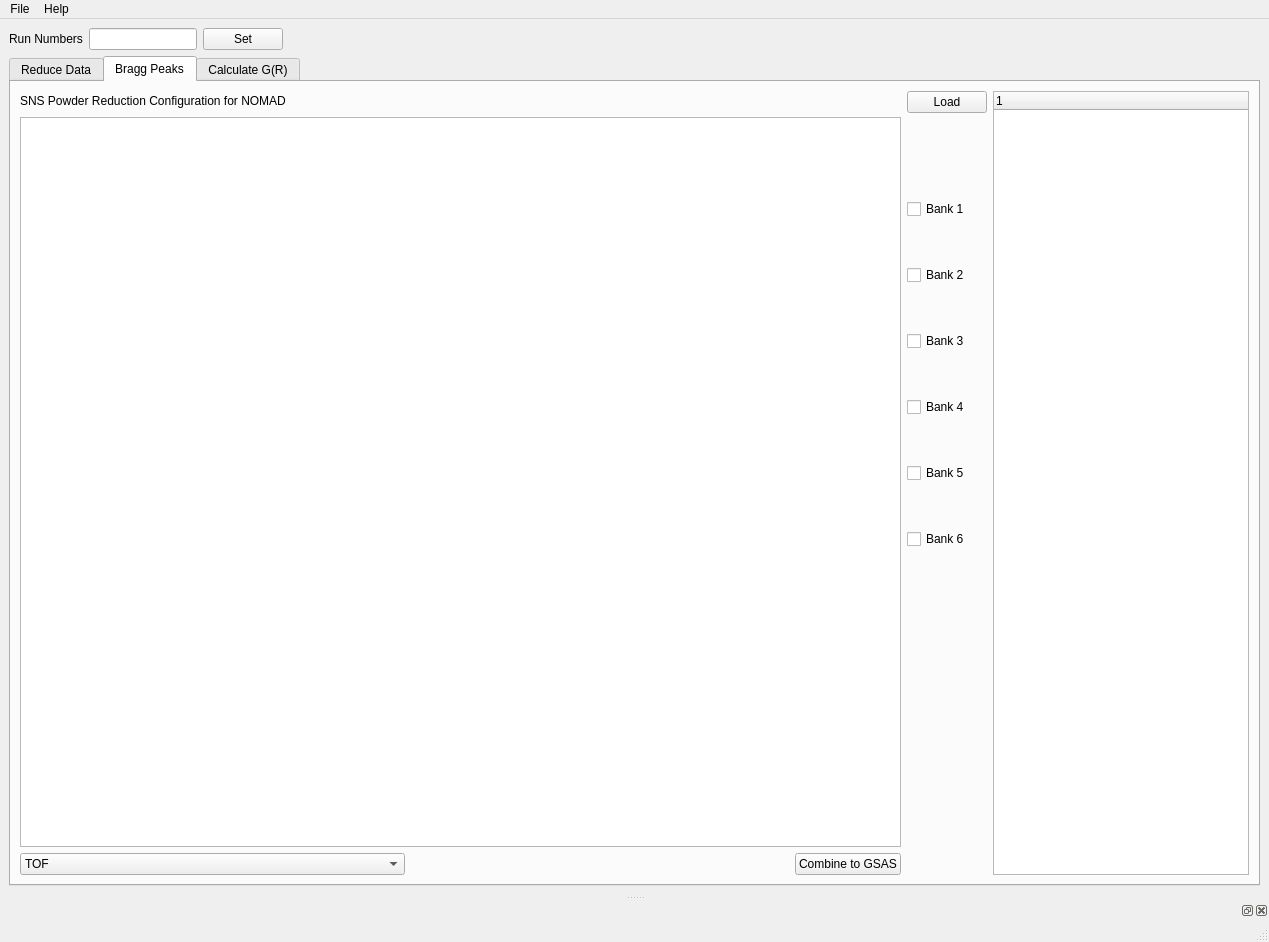
Above: designer/ui_mainWindow.ui from neutrons/addie before the change. Below: the same form after it.
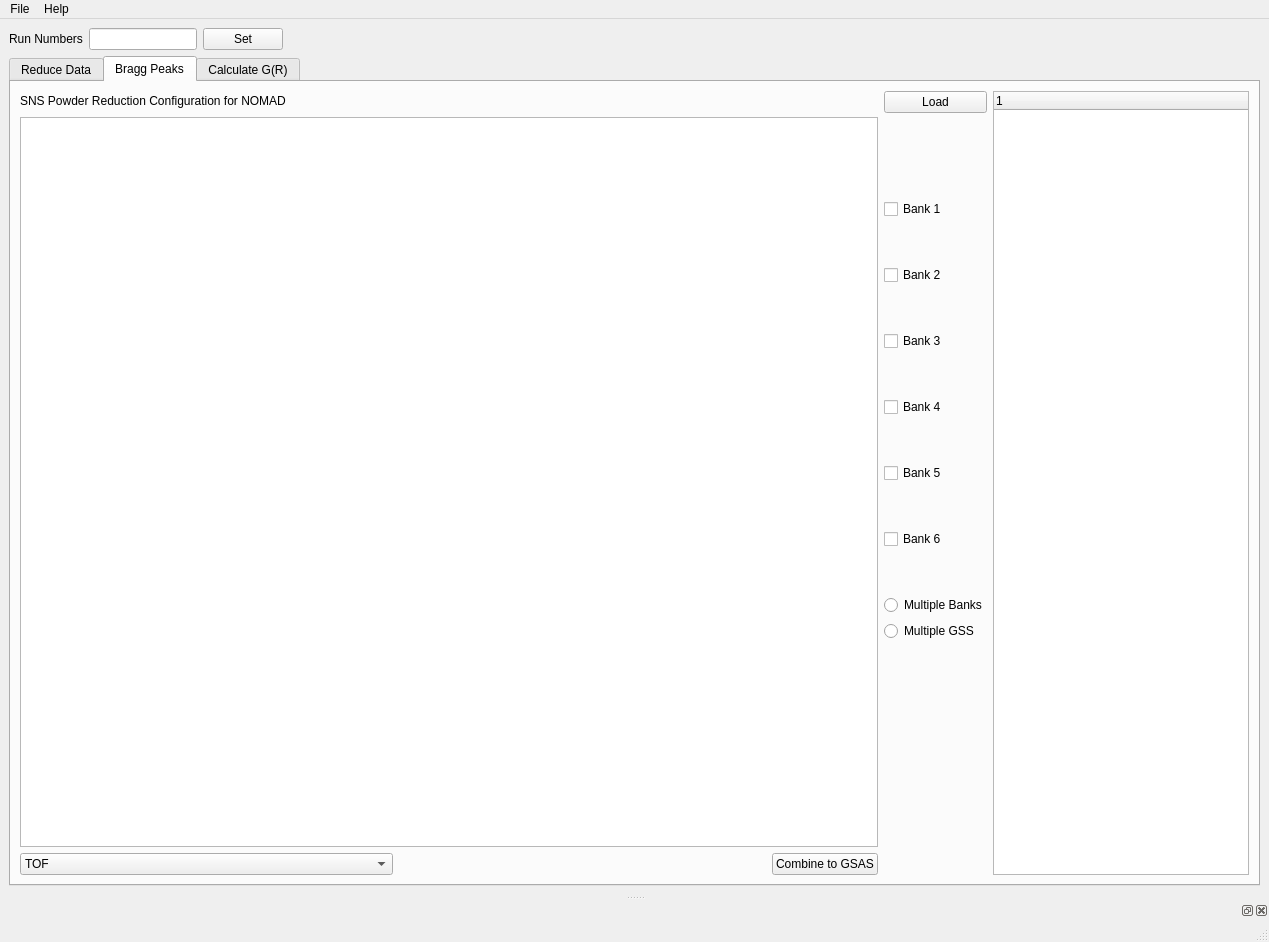
That is the form after the change. The open tabs and pages were chosen to show the change. Custom widgets are drawn as their Qt base class.

Commit message: Checkpointing progress on multiple GSS.

```diff
--- a/designer/ui_mainWindow.ui
+++ b/designer/ui_mainWindow.ui
@@ -451,6 +451,46 @@
                 </property>
                </widget>
               </item>
+              <item>
+               <spacer name="verticalSpacer_10">
+                <property name="orientation">
+                 <enum>Qt::Vertical</enum>
+                </property>
+                <property name="sizeType">
+                 <enum>QSizePolicy::Preferred</enum>
+                </property>
+                <property name="sizeHint" stdset="0">
+                 <size>
+                  <width>20</width>
+                  <height>40</height>
+                 </size>
+                </property>
+               </spacer>
+              </item>
+              <item>
+               <widget class="QRadioButton" name="radioButton_multiBank">
+                <property name="font">
+                 <font>
+                  <pointsize>9</pointsize>
+                 </font>
+                </property>
+                <property name="text">
+                 <string>Multiple Banks</string>
+                </property>
+               </widget>
+              </item>
+              <item>
+               <widget class="QRadioButton" name="radioButton_multiGSS">
+                <property name="font">
+                 <font>
+                  <pointsize>9</pointsize>
+                 </font>
+                </property>
+                <property name="text">
+                 <string>Multiple GSS</string>
+                </property>
+               </widget>
+              </item>
               <item>
                <spacer name="verticalSpacer_9">
                 <property name="orientation">
```
Left out of the diff: 2 changed lines with no effect on the pictures. The commit also changes 4 other files.
